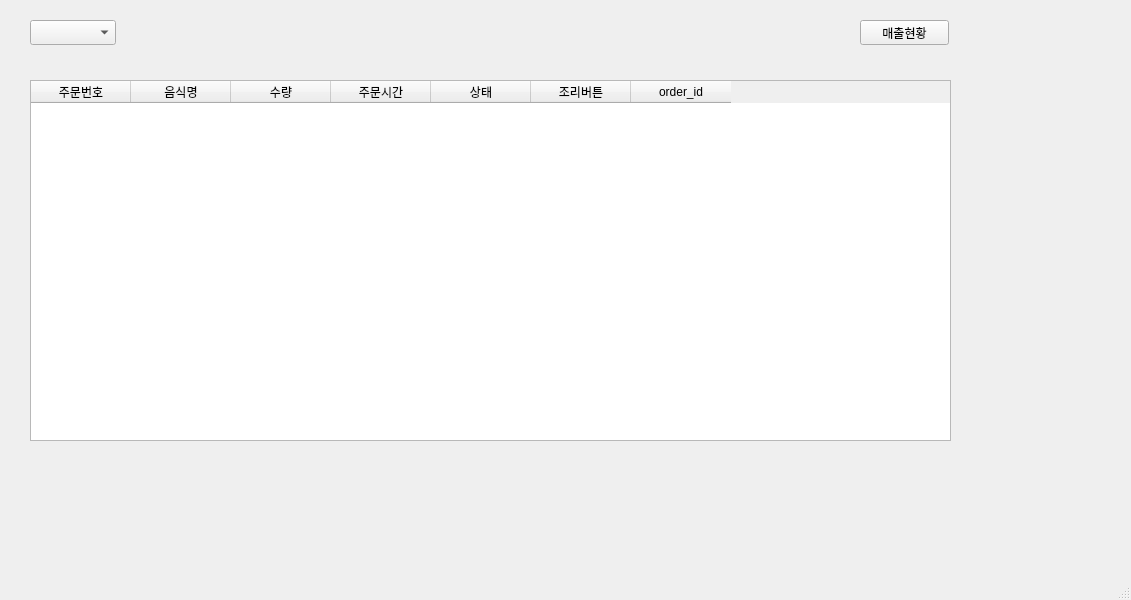
Above: src/servee_gui/vendor_gui/servee_vendor.ui from addinedu-ros-6th/ros-repo-2 before the change. Below: the same form after it.
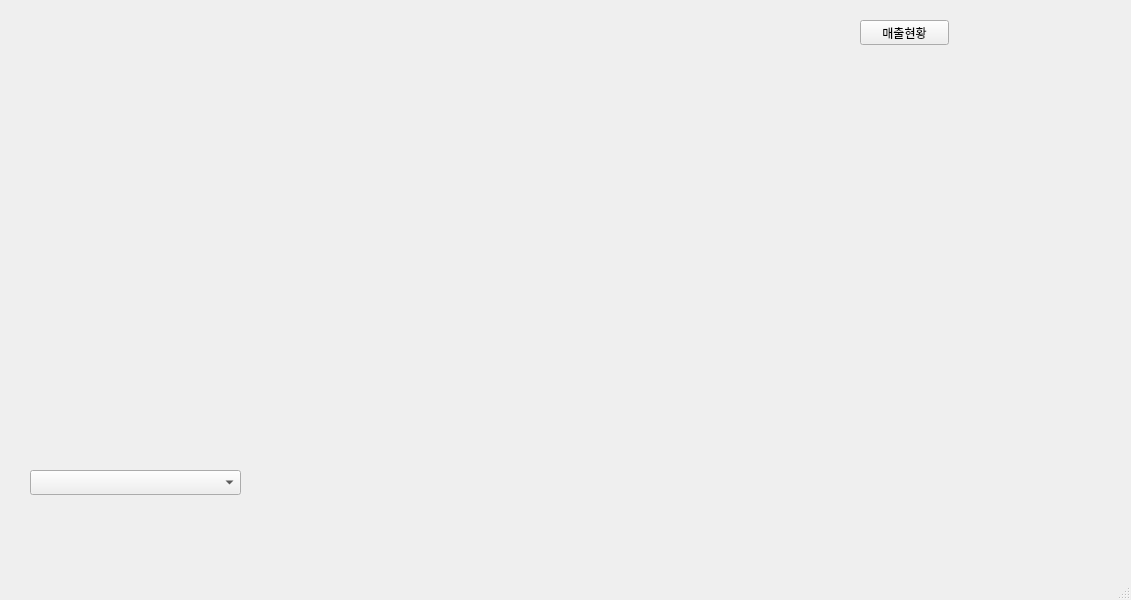
That is the form after the change.

Patch:
```diff
--- a/src/servee_gui/vendor_gui/servee_vendor.ui
+++ b/src/servee_gui/vendor_gui/servee_vendor.ui
@@ -14,51 +14,6 @@
    <string>MainWindow</string>
   </property>
   <widget class="QWidget" name="centralwidget">
-   <widget class="QTableWidget" name="orderlist_tableWidget">
-    <property name="geometry">
-     <rect>
-      <x>30</x>
-      <y>80</y>
-      <width>921</width>
-      <height>361</height>
-     </rect>
-    </property>
-    <column>
-     <property name="text">
-      <string>주문번호</string>
-     </property>
-    </column>
-    <column>
-     <property name="text">
-      <string>음식명</string>
-     </property>
-    </column>
-    <column>
-     <property name="text">
-      <string>수량</string>
-     </property>
-    </column>
-    <column>
-     <property name="text">
-      <string>주문시간</string>
-     </property>
-    </column>
-    <column>
-     <property name="text">
-      <string>상태</string>
-     </property>
-    </column>
-    <column>
-     <property name="text">
-      <string>조리버튼</string>
-     </property>
-    </column>
-    <column>
-     <property name="text">
-      <string>order_id</string>
-     </property>
-    </column>
-   </widget>
    <widget class="QLabel" name="day_label">
     <property name="geometry">
      <rect>
@@ -89,8 +44,8 @@
     <property name="geometry">
      <rect>
       <x>30</x>
-      <y>20</y>
-      <width>86</width>
+      <y>470</y>
+      <width>211</width>
       <height>25</height>
      </rect>
     </property>
```
